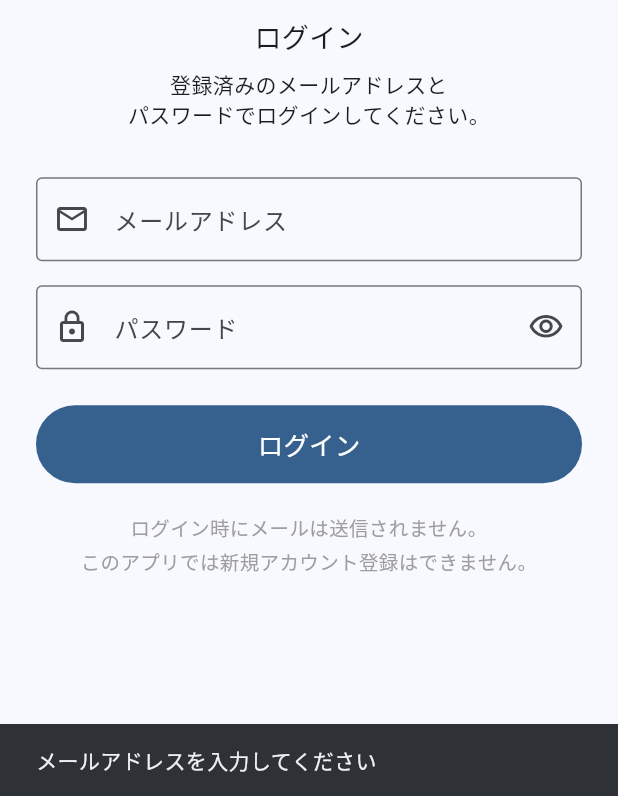
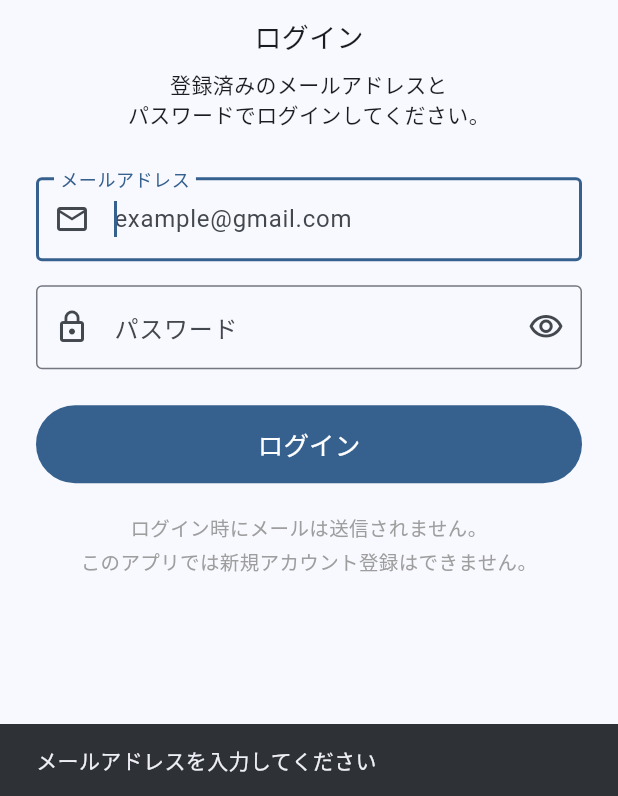
Before and after one commit to windsscoreyou-droid/taskly, a Flutter app: the screen it shows after launch, after a tap on "ログイン", on a phone screen of 412 x 824 dp, the part 440-1236 px from its top. Run offline on Flutter 3.47's test engine with Material 3 defaults, Android fonts, the phone set to English and light mode, and no system bars; our stand-ins replace supabase_flutter; accounts and stored records are empty.

Commit message:
Update main.dart

```diff
--- a/lib/main.dart
+++ b/lib/main.dart
@@ -254,6 +254,7 @@
 
 // ============================================================
 // ログイン画面
+// Android Google パスワードマネージャー対応版
 // ============================================================
 
 class AuthPage extends StatefulWidget {
@@ -267,8 +268,15 @@
   final emailController = TextEditingController();
   final passwordController = TextEditingController();
 
+  final emailFocusNode = FocusNode();
+  final passwordFocusNode = FocusNode();
+
   bool isLoading = false;
   bool obscurePassword = true;
+
+  // ------------------------------------------------------------
+  // ログイン
+  // ------------------------------------------------------------
 
   Future<void> submit() async {
     final email = emailController.text.trim();
@@ -276,11 +284,13 @@
 
     if (email.isEmpty) {
       showMessage('メールアドレスを入力してください');
+      emailFocusNode.requestFocus();
       return;
     }
 
     if (password.isEmpty) {
       showMessage('パスワードを入力してください');
+      passwordFocusNode.requestFocus();
       return;
     }
 
@@ -308,6 +318,11 @@
       debugPrint(
         'Session exists: ${response.session != null}',
       );
+
+      // Androidの自動入力セッションを終了
+      // Google パスワード マネージャーに
+      // ログイン情報を保存するきっかけになります。
+      TextInput.finishAutofillContext();
 
       if (!mounted) return;
 
@@ -340,6 +355,10 @@
     }
   }
 
+  // ------------------------------------------------------------
+  // メッセージ
+  // ------------------------------------------------------------
+
   void showMessage(String message) {
     if (!mounted) return;
 
@@ -349,13 +368,25 @@
       ),
     );
   }
+
+  // ------------------------------------------------------------
+  // dispose
+  // ------------------------------------------------------------
 
   @override
   void dispose() {
     emailController.dispose();
     passwordController.dispose();
+
+    emailFocusNode.dispose();
+    passwordFocusNode.dispose();
+
     super.dispose();
   }
+
+  // ------------------------------------------------------------
+  // 画面
+  // ------------------------------------------------------------
 
   @override
   Widget build(BuildContext context) {
@@ -368,12 +399,14 @@
               constraints: const BoxConstraints(
                 maxWidth: 420,
               ),
+              child: AutofillGroup(
                 child: Column(
                   children: [
                     const Icon(
                       Icons.check_circle_outline,
                       size: 80,
                     ),
+
                     const SizedBox(height: 16),
 
                     const Text(
@@ -404,12 +437,31 @@
 
                     const SizedBox(height: 32),
 
+                    // ------------------------------------------------
+                    // メールアドレス
+                    // Google パスワードマネージャー対応
+                    // ------------------------------------------------
+
                     TextField(
                       controller: emailController,
+                      focusNode: emailFocusNode,
+
                       keyboardType:
                           TextInputType.emailAddress,
+
                       textInputAction:
                           TextInputAction.next,
+
+                      // ★重要
+                      autofillHints: const [
+                        AutofillHints.username,
+                        AutofillHints.email,
+                      ],
+
+                      onEditingComplete: () {
+                        passwordFocusNode.requestFocus();
+                      },
+
                       decoration: const InputDecoration(
                         labelText: 'メールアドレス',
                         hintText: 'example@gmail.com',
@@ -422,23 +474,44 @@
 
                     const SizedBox(height: 16),
 
+                    // ------------------------------------------------
+                    // パスワード
+                    // Google パスワードマネージャー対応
+                    // ------------------------------------------------
+
                     TextField(
                       controller: passwordController,
+                      focusNode: passwordFocusNode,
+
                       obscureText: obscurePassword,
+
+                      keyboardType:
+                          TextInputType.visiblePassword,
+
                       textInputAction:
                           TextInputAction.done,
+
+                      // ★重要
+                      autofillHints: const [
+                        AutofillHints.password,
+                      ],
+
                       onSubmitted: (_) {
                         if (!isLoading) {
                           submit();
                         }
                       },
+
                       decoration: InputDecoration(
                         labelText: 'パスワード',
+
                         border:
                             const OutlineInputBorder(),
+
                         prefixIcon: const Icon(
                           Icons.lock_outline,
                         ),
+
                         suffixIcon: IconButton(
                           onPressed: () {
                             setState(() {
@@ -446,16 +519,27 @@
                                   !obscurePassword;
                             });
                           },
+
                           icon: Icon(
                             obscurePassword
-                              ? Icons.visibility_outlined
-                              : Icons.visibility_off_outlined,
-                        ),
+                                ? Icons
+                                    .visibility_outlined
+                                : Icons
+                                    .visibility_off_outlined,
+                          ),
+
+                          tooltip: obscurePassword
+                              ? 'パスワードを表示'
+                              : 'パスワードを隠す',
                         ),
                       ),
                     ),
 
                     const SizedBox(height: 24),
+
+                    // ------------------------------------------------
+                    // ログインボタン
+                    // ------------------------------------------------
 
                     SizedBox(
                       width: double.infinity,
@@ -463,6 +547,7 @@
                       child: FilledButton(
                         onPressed:
                             isLoading ? null : submit,
+
                         child: isLoading
                             ? const SizedBox(
                                 width: 24,
@@ -501,6 +586,7 @@
                       ),
                     ),
                   ],
+                ),
               ),
             ),
           ),
```
Lines whose indentation alone changed are shown as unchanged.
